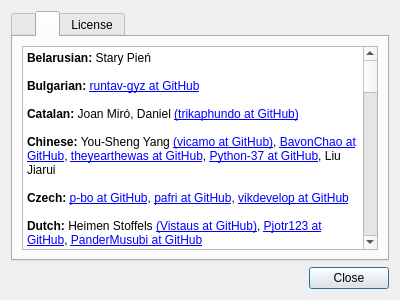
Qt form feathernotes/about.ui (tsujan/FeatherNotes) before a commit.
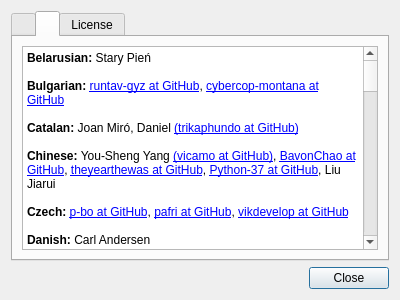
The same form after that commit. The open tabs and pages were chosen to show the change.

```diff
--- a/feathernotes/about.ui
+++ b/feathernotes/about.ui
@@ -99,7 +99,7 @@
 &lt;/style&gt;&lt;/head&gt;&lt;body style=&quot;  font-weight:400; font-style:normal;&quot;&gt;
 &lt;p style=&quot; margin-top:0px; margin-bottom:0px; margin-left:0px; margin-right:0px; -qt-block-indent:0; text-indent:0px;&quot;&gt;&lt;span style=&quot; font-weight:600;&quot;&gt;Belarusian:&lt;/span&gt; Stary Pień&lt;/p&gt;
 &lt;p style=&quot;-qt-paragraph-type:empty; margin-top:0px; margin-bottom:0px; margin-left:0px; margin-right:0px; -qt-block-indent:0; text-indent:0px;&quot;&gt;&lt;br /&gt;&lt;/p&gt;
-&lt;p style=&quot; margin-top:0px; margin-bottom:0px; margin-left:0px; margin-right:0px; -qt-block-indent:0; text-indent:0px;&quot;&gt;&lt;span style=&quot; font-weight:600;&quot;&gt;Bulgarian:&lt;/span&gt; &lt;a href=&quot;https://github.com/runtav-gyz&quot;&gt;runtav-gyz at GitHub&lt;/a&gt;&lt;/p&gt;
+&lt;p style=&quot; margin-top:0px; margin-bottom:0px; margin-left:0px; margin-right:0px; -qt-block-indent:0; text-indent:0px;&quot;&gt;&lt;span style=&quot; font-weight:600;&quot;&gt;Bulgarian:&lt;/span&gt; &lt;a href=&quot;https://github.com/runtav-gyz&quot;&gt;runtav-gyz at GitHub&lt;/a&gt;, &lt;a href=&quot;https://github.com/cybercop-montana&quot;&gt;cybercop-montana at GitHub&lt;/a&gt;&lt;/p&gt;
 &lt;p style=&quot;-qt-paragraph-type:empty; margin-top:0px; margin-bottom:0px; margin-left:0px; margin-right:0px; -qt-block-indent:0; text-indent:0px;&quot;&gt;&lt;br /&gt;&lt;/p&gt;
 &lt;p style=&quot; margin-top:0px; margin-bottom:0px; margin-left:0px; margin-right:0px; -qt-block-indent:0; text-indent:0px;&quot;&gt;&lt;span style=&quot; font-weight:600;&quot;&gt;Catalan:&lt;/span&gt; Joan Miró, Daniel &lt;a href=&quot;https://github.com/trikaphundo&quot;&gt;(trikaphundo at GitHub)&lt;/a&gt;&lt;/p&gt;
 &lt;p style=&quot;-qt-paragraph-type:empty; margin-top:0px; margin-bottom:0px; margin-left:0px; margin-right:0px; -qt-block-indent:0; text-indent:0px;&quot;&gt;&lt;br /&gt;&lt;/p&gt;
@@ -107,6 +107,8 @@
 &lt;p style=&quot;-qt-paragraph-type:empty; margin-top:0px; margin-bottom:0px; margin-left:0px; margin-right:0px; -qt-block-indent:0; text-indent:0px;&quot;&gt;&lt;br /&gt;&lt;/p&gt;
 &lt;p style=&quot; margin-top:0px; margin-bottom:0px; margin-left:0px; margin-right:0px; -qt-block-indent:0; text-indent:0px;&quot;&gt;&lt;span style=&quot; font-weight:600;&quot;&gt;Czech:&lt;/span&gt; &lt;a href=&quot;https://github.com/p-bo&quot;&gt;p-bo at GitHub&lt;/a&gt;, &lt;a href=&quot;https://github.com/pafri&quot;&gt;pafri at GitHub&lt;/a&gt;, &lt;a href=&quot;https://github.com/vikdevelop&quot;&gt;vikdevelop at GitHub&lt;/a&gt;&lt;/p&gt;
 &lt;p style=&quot;-qt-paragraph-type:empty; margin-top:0px; margin-bottom:0px; margin-left:0px; margin-right:0px; -qt-block-indent:0; text-indent:0px;&quot;&gt;&lt;br /&gt;&lt;/p&gt;
+&lt;p style=&quot; margin-top:0px; margin-bottom:0px; margin-left:0px; margin-right:0px; -qt-block-indent:0; text-indent:0px;&quot;&gt;&lt;span style=&quot; font-weight:600;&quot;&gt;Danish:&lt;/span&gt; Carl Andersen&lt;/p&gt;
+&lt;p style=&quot;-qt-paragraph-type:empty; margin-top:0px; margin-bottom:0px; margin-left:0px; margin-right:0px; -qt-block-indent:0; text-indent:0px;&quot;&gt;&lt;br /&gt;&lt;/p&gt;
 &lt;p style=&quot; margin-top:0px; margin-bottom:0px; margin-left:0px; margin-right:0px; -qt-block-indent:0; text-indent:0px;&quot;&gt;&lt;span style=&quot; font-weight:600;&quot;&gt;Dutch:&lt;/span&gt; Heimen Stoffels &lt;a href=&quot;https://github.com/Vistaus&quot;&gt;(Vistaus at GitHub)&lt;/a&gt;, &lt;a href=&quot;https://github.com/Pjotr123&quot;&gt;Pjotr123 at GitHub&lt;/a&gt;, &lt;a href=&quot;https://github.com/PanderMusubi&quot;&gt;PanderMusubi at GitHub&lt;/a&gt;&lt;/p&gt;
 &lt;p style=&quot;-qt-paragraph-type:empty; margin-top:0px; margin-bottom:0px; margin-left:0px; margin-right:0px; -qt-block-indent:0; text-indent:0px;&quot;&gt;&lt;br /&gt;&lt;/p&gt;
 &lt;p style=&quot; margin-top:0px; margin-bottom:0px; margin-left:0px; margin-right:0px; -qt-block-indent:0; text-indent:0px;&quot;&gt;&lt;span style=&quot; font-weight:600;&quot;&gt;Esperanto:&lt;/span&gt; Tsu Jan (author)&lt;/p&gt;
```
